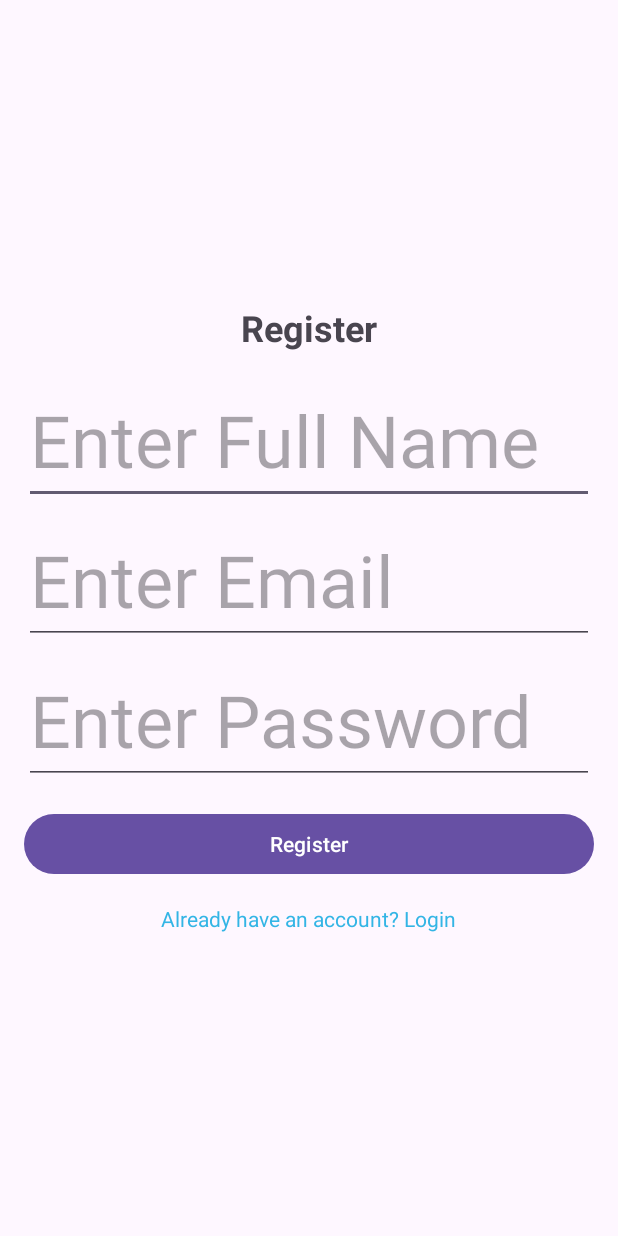
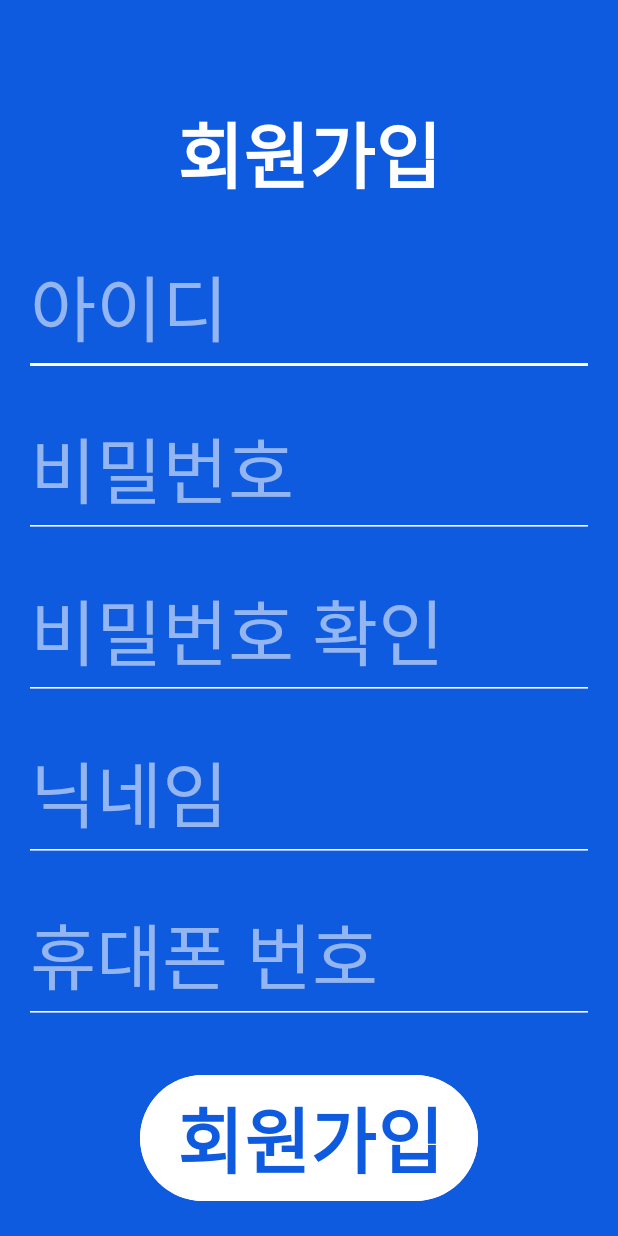
Before and after one commit to jsw9436/Login, an Android app: the layout activity_register.xml on its own in the app's theme, with its tools: preview values and no code run, on a phone screen of 412 x 824 dp. Run offline under Robolectric (Android 15) with nearby library versions, the phone set to English and light mode, and no system bars.

Commit message:
Register

```diff
--- a/app/src/main/res/layout/activity_register.xml
+++ b/app/src/main/res/layout/activity_register.xml
@@ -1,60 +1,114 @@
 <?xml version="1.0" encoding="utf-8"?>
-<LinearLayout xmlns:android="http://schemas.android.com/apk/res/android"
+<androidx.constraintlayout.widget.ConstraintLayout xmlns:android="http://schemas.android.com/apk/res/android"
+    xmlns:app="http://schemas.android.com/apk/res-auto"
+    xmlns:tools="http://schemas.android.com/tools"
     android:layout_width="match_parent"
     android:layout_height="match_parent"
     android:padding="16dp"
-    android:orientation="vertical"
-    android:gravity="center">
+    android:background="#0E5BDF"
+    tools:context=".RegisterActivity">
 
     <TextView
+        android:id="@+id/textViewTitle"
         android:layout_width="wrap_content"
         android:layout_height="wrap_content"
-        android:text="Register"
-        android:textSize="24sp"
+        android:text="회원가입"
+        android:textColor="#FFFFFF"
+        android:textSize="48dp"
         android:textStyle="bold"
-        android:layout_gravity="center_horizontal"/>
+        app:layout_constraintTop_toTopOf="parent"
+        app:layout_constraintStart_toStartOf="parent"
+        app:layout_constraintEnd_toEndOf="parent"
+        android:layout_marginTop="50dp"/>
 
     <EditText
-        android:id="@+id/editTextName"
-        android:layout_width="match_parent"
+        android:id="@+id/editTextId_Reg"
+        android:layout_width="0dp"
         android:layout_height="wrap_content"
-        android:hint="Enter Full Name"
+        android:hint="아이디"
         android:textSize="48dp"
-        android:inputType="textPersonName"
-        android:layout_marginTop="16dp"/>
+        android:inputType="text"
+        android:backgroundTint="#FFFFFF"
+        android:textColor="#FFFFFF"
+        android:textColorHint="#8DFFFFFF"
+        app:layout_constraintTop_toBottomOf="@id/textViewTitle"
+        app:layout_constraintStart_toStartOf="parent"
+        app:layout_constraintEnd_toEndOf="parent"
+        android:layout_marginTop="20dp"/>
 
     <EditText
-        android:id="@+id/editTextEmail"
-        android:layout_width="match_parent"
+        android:id="@+id/editTextPass_Reg"
+        android:layout_width="0dp"
         android:layout_height="wrap_content"
-        android:hint="Enter Email"
-
+        android:hint="비밀번호"
         android:textSize="48dp"
-        android:inputType="textEmailAddress"
-        android:layout_marginTop="8dp"/>
+        android:inputType="textPassword"
+        android:backgroundTint="#FFFFFF"
+        android:textColor="#FFFFFF"
+        android:textColorHint="#8DFFFFFF"
+        app:layout_constraintTop_toBottomOf="@id/editTextId_Reg"
+        app:layout_constraintStart_toStartOf="parent"
+        app:layout_constraintEnd_toEndOf="parent"
+        android:layout_marginTop="15dp"/>
 
     <EditText
-        android:id="@+id/editTextPassword"
-        android:layout_width="match_parent"
+        android:id="@+id/editTextRePass_Reg"
+        android:layout_width="0dp"
+        android:textSize="48dp"
         android:layout_height="wrap_content"
-        android:hint="Enter Password"
+        android:hint="비밀번호 확인"
         android:inputType="textPassword"
+        android:backgroundTint="#FFFFFF"
+        android:textColor="#FFFFFF"
+        android:textColorHint="#8DFFFFFF"
+        app:layout_constraintTop_toBottomOf="@id/editTextPass_Reg"
+        app:layout_constraintStart_toStartOf="parent"
+        app:layout_constraintEnd_toEndOf="parent"
+        android:layout_marginTop="15dp"/>
+
+    <EditText
+        android:id="@+id/editTextNick_Reg"
+        android:layout_width="0dp"
         android:textSize="48dp"
-        android:layout_marginTop="8dp"/>
+        android:layout_height="wrap_content"
+        android:hint="닉네임"
+        android:inputType="text"
+        android:maxLength="20"
+        android:backgroundTint="#FFFFFF"
+        android:textColor="#FFFFFF"
+        android:textColorHint="#8DFFFFFF"
+        app:layout_constraintTop_toBottomOf="@id/editTextRePass_Reg"
+        app:layout_constraintStart_toStartOf="parent"
+        app:layout_constraintEnd_toEndOf="parent"
+        android:layout_marginTop="15dp"/>
+
+    <EditText
+        android:id="@+id/editTextPhone_Reg"
+        android:layout_width="0dp"
+        android:layout_height="wrap_content"
+        android:textSize="48dp"
+        android:hint="휴대폰 번호"
+        android:inputType="phone"
+        android:backgroundTint="#FFFFFF"
+        android:textColor="#FFFFFF"
+        android:textColorHint="#8DFFFFFF"
+        app:layout_constraintTop_toBottomOf="@id/editTextNick_Reg"
+        app:layout_constraintStart_toStartOf="parent"
+        app:layout_constraintEnd_toEndOf="parent"
+        android:layout_marginTop="15dp"/>
 
     <Button
-        android:id="@+id/buttonRegister"
-        android:layout_width="match_parent"
-        android:layout_height="wrap_content"
-        android:text="Register"
-        android:layout_marginTop="16dp"/>
-
-    <TextView
-        android:id="@+id/textViewLogin"
+        android:id="@+id/btnRegister"
         android:layout_width="wrap_content"
         android:layout_height="wrap_content"
-        android:text="Already have an account? Login"
-        android:textColor="@android:color/holo_blue_light"
-        android:layout_gravity="center_horizontal"
-        android:layout_marginTop="16dp"/>
-</LinearLayout>
+        android:text="회원가입"
+        android:backgroundTint="#FFFFFF"
+        android:textSize="48dp"
+        android:textColor="#0E5BDF"
+        android:textStyle="bold"
+        app:layout_constraintTop_toBottomOf="@id/editTextPhone_Reg"
+        app:layout_constraintStart_toStartOf="parent"
+        app:layout_constraintEnd_toEndOf="parent"
+        android:layout_marginTop="30dp"/>
+
+</androidx.constraintlayout.widget.ConstraintLayout>
```
Also changed, not shown: app/src/main/java/com/example/loginjae/DBHelper.kt (+25 -28 lines), app/src/main/java/com/example/loginjae/RegisterActivity.kt (added, +147 -0 lines).
